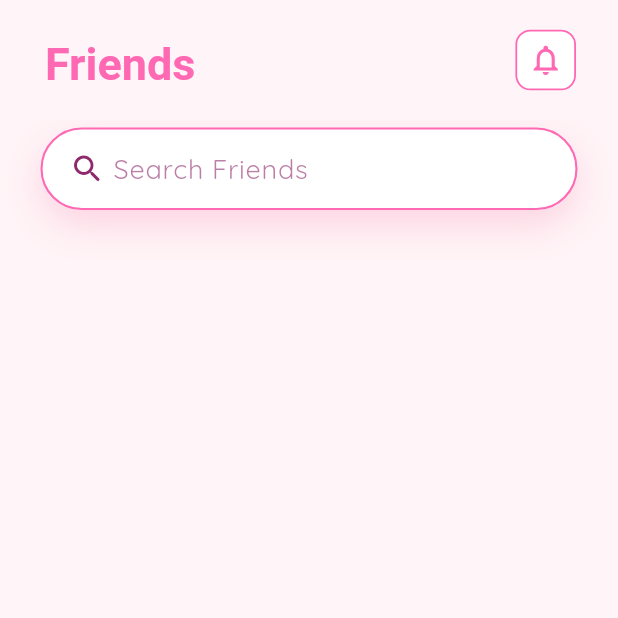
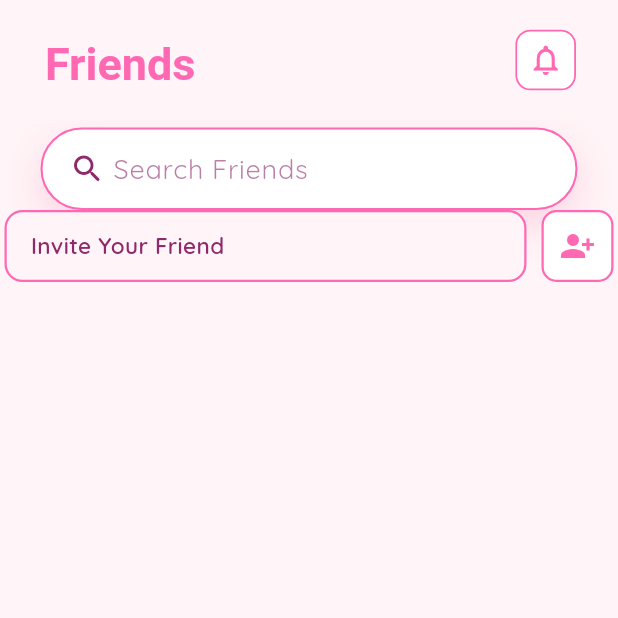
Before and after one commit to ayeshashehzad299/Glitzy, a Flutter app: the FriendsScreen screen opened directly, on a phone screen of 412 x 824 dp, the top half of it. Run offline on Flutter 3.47's test engine with Material 3 defaults, Android fonts, the phone set to English and light mode, and no system bars; our stand-ins replace cloud_firestore, firebase_auth, firebase_core, google_fonts, google_sign_in, image_picker and 1 more; accounts and stored records are empty; Roboto replaces fonts that are missing (Chilanka).

Commit message:
integrate InviteFriendsButton widget into FriendsScreen

```diff
--- a/lib/screens/friends/friends_screen.dart
+++ b/lib/screens/friends/friends_screen.dart
@@ -1,3 +1,4 @@
+import 'package:chatt_app/widgets/invite_friends.dart';
 import 'package:chatt_app/widgets/search_bar.dart';
 import 'package:flutter/material.dart';
 import 'package:flutter/services.dart';
@@ -82,6 +83,7 @@ class _FriendsScreenState extends State<FriendsScreen> {
                 // search logic
               },
             ),
+            InviteFriendsButton(label: 'Invite Your Friend'),
           ],
         ),
       ),
```
